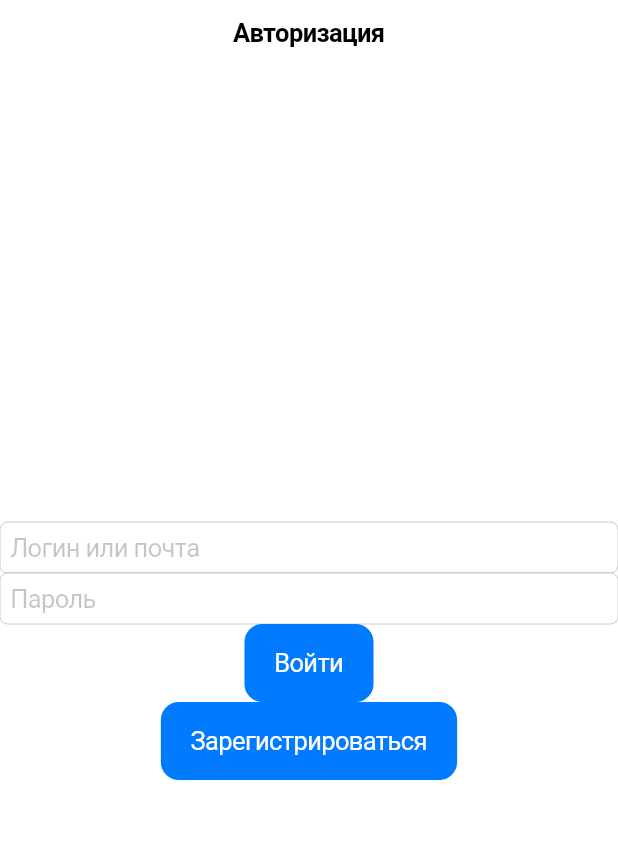
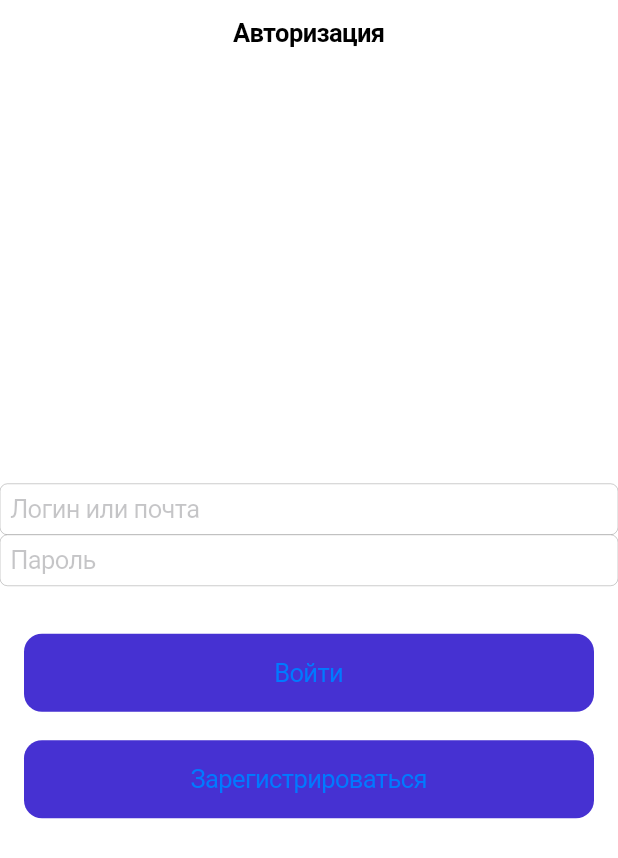
Before and after one commit to K1yoshiSho/Code-Union, a Flutter app: the screen it shows after launch, on a phone screen of 412 x 824 dp. Shown: the top 858 px of the screen. Run offline on Flutter 3.47's test engine with Material 2 defaults, Android fonts, the phone set to English and light mode, and no system bars.

Commit message:
auth part 2

```diff
--- a/testproject/lib/src/screens/auth/auth_screen.dart
+++ b/testproject/lib/src/screens/auth/auth_screen.dart
@@ -13,6 +13,7 @@ class AuthScreen extends StatelessWidget {
       ),
       child: SafeArea(
         child: Column(
+          crossAxisAlignment: CrossAxisAlignment.stretch,
           mainAxisAlignment: MainAxisAlignment.center,
           // ignore: prefer_const_literals_to_create_immutables
           children: [
@@ -22,13 +23,23 @@ class AuthScreen extends StatelessWidget {
             CupertinoTextField(
               placeholder: 'Пароль',
             ),
-            CupertinoButton.filled(
-              child: Text('Войти'),
-              onPressed: () {},
+            SizedBox(height: 32),
+            Padding(
+              padding: const EdgeInsets.symmetric(horizontal: 16),
+              child: CupertinoButton(
+                color: Color(0xFF4631D2),
+                child: Text('Войти'),
+                onPressed: () {},
+              ),
             ),
-            CupertinoButton.filled(
-              child: Text('Зарегистрироваться'),
-              onPressed: () {},
+            SizedBox(height: 19),
+            Padding(
+              padding: const EdgeInsets.symmetric(horizontal: 16),
+              child: CupertinoButton(
+                color: Color(0xFF4631D2),
+                child: Text('Зарегистрироваться'),
+                onPressed: () {},
+              ),
             ),
           ],
         ),
```
